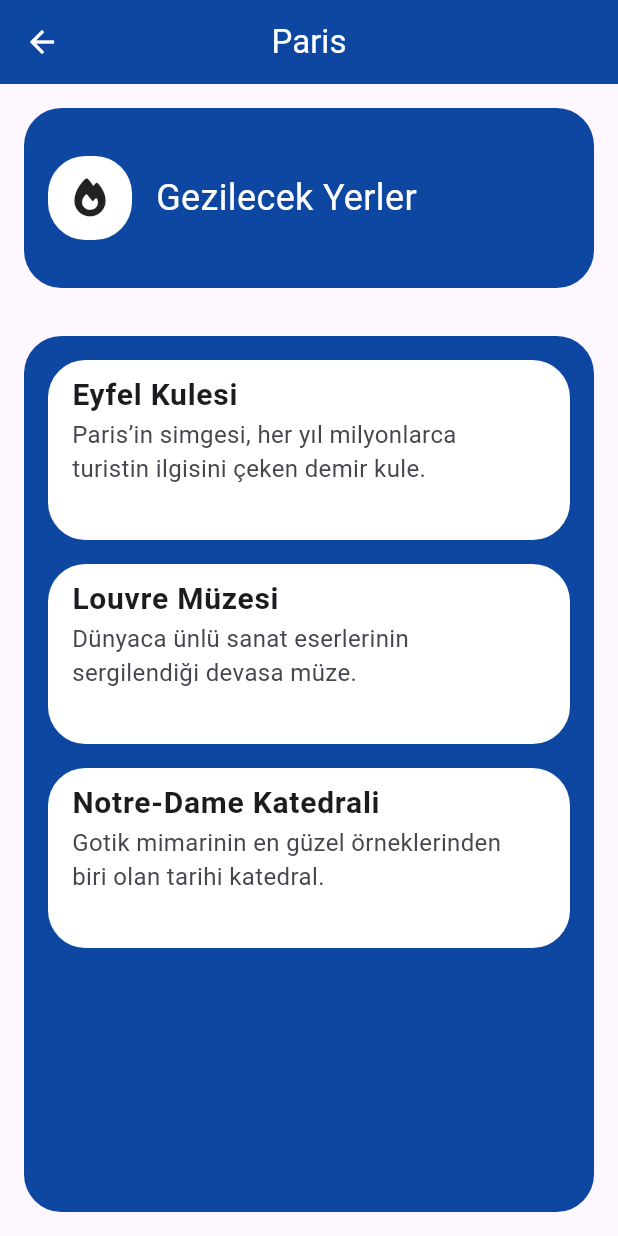
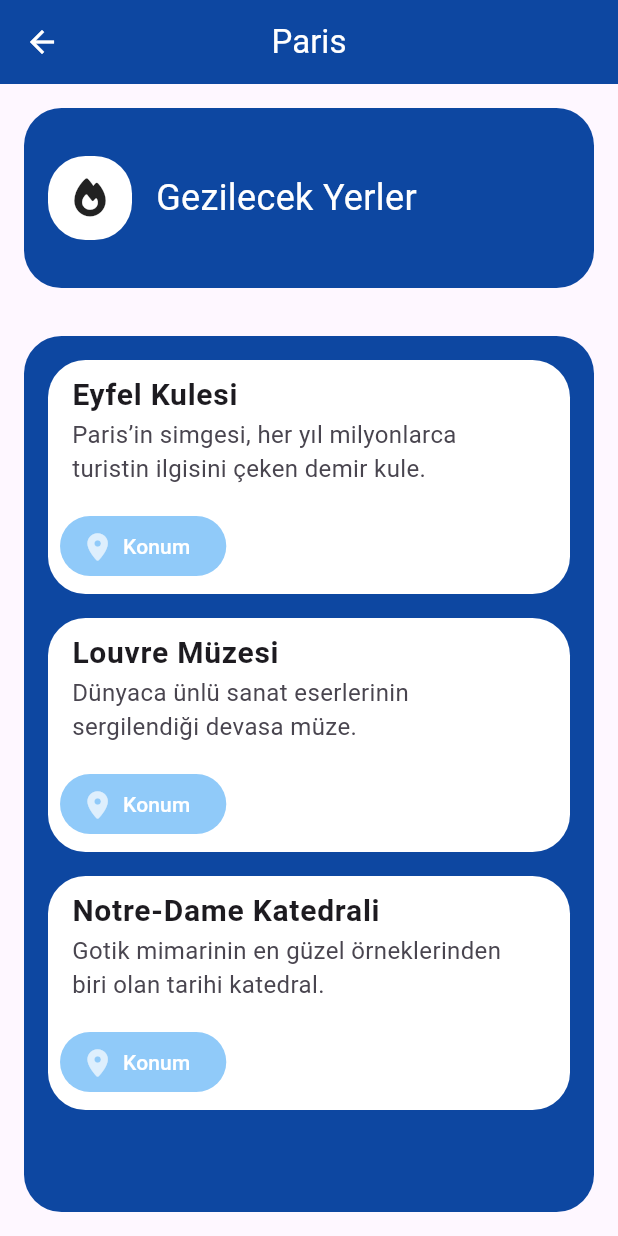
Before and after one commit to Berk2259/Gezinti, a Flutter app: the SehirDetail screen opened directly, on a phone screen of 412 x 824 dp. Run offline on Flutter 3.47's test engine with Material 3 defaults, Android fonts, the phone set to English and light mode, and no system bars; our stand-ins replace curved_navigation_bar, font_awesome_flutter.

Commit message:
konum yönlendirme butonu yapıldı

```diff
--- a/lib/Detail/sehir_detail.dart
+++ b/lib/Detail/sehir_detail.dart
@@ -2,11 +2,24 @@ import 'package:flutter/material.dart';
 import 'package:font_awesome_flutter/font_awesome_flutter.dart';
 import 'package:gezinti/Model/model.dart';
 import 'package:gezinti/Widget/widget.dart';
+import 'package:url_launcher/url_launcher.dart';
 
 //Her şehir için oraya ait yerlerin yapısal özellikleri burada tanımlandı
 class SehirDetail extends StatelessWidget {
   final UlkeSehirModel sehir;
   const SehirDetail({super.key, required this.sehir});
+
+  Future<void> _openGoogleMaps(double lat, double lng) async {
+    final Uri googleUrl = Uri.parse(
+      'https://www.google.com/maps/search/?api=1&query=$lat,$lng',
+    );
+
+    if (await canLaunchUrl(googleUrl)) {
+      await launchUrl(googleUrl, mode: LaunchMode.externalApplication);
+    } else {
+      debugPrint('URL açılamıyor: $googleUrl');
+    }
+  }
 
   @override
   Widget build(BuildContext context) {
@@ -66,12 +79,14 @@ class SehirDetail extends StatelessWidget {
                       padding: const EdgeInsets.fromLTRB(16, 16, 16, 0),
                       child: Container(
                         width: double.infinity,
-                        height: 120,
                         decoration: BoxDecoration(
                           borderRadius: BorderRadius.circular(25),
                           color: Colors.white,
                         ),
-                        child: ListTile(
+                        child: Column(
+                          crossAxisAlignment: CrossAxisAlignment.start,
+                          children: [
+                            ListTile(
                               title: Text(
                                 sehir.gezilecekYerler[index],
                                 style: TextStyle(
@@ -83,6 +98,30 @@ class SehirDetail extends StatelessWidget {
                                 sehir.aciklamalar[index],
                                 style: TextStyle(fontSize: 16),
                               ),
+                            ),
+                            Padding(
+                              padding: const EdgeInsets.all(8.0),
+                              child: ElevatedButton.icon(
+                                onPressed: (index < sehir.enlem.length && index < sehir.boylam.length)
+                                    ? () => _openGoogleMaps(
+                                          sehir.enlem[index],
+                                          sehir.boylam[index],
+                                        )
+                                    : null,
+                                label: Text(
+                                  'Konum',
+                                  style: TextStyle(color: Colors.white),
+                                ),
+                                icon: Icon(FontAwesomeIcons.locationDot),
+                                style: ElevatedButton.styleFrom(
+                                  iconColor: Colors.white,
+                                  backgroundColor: Colors.blue.shade900,
+                                  disabledBackgroundColor: Colors.blue.shade200,
+                                  disabledForegroundColor: Colors.white70,
+                                ),
+                              ),
+                            ),
+                          ],
                         ),
                       ),
                     );
@@ -96,24 +135,3 @@ class SehirDetail extends StatelessWidget {
     );
   }
 }
-
-/*
-Padding(
-        padding: const EdgeInsets.all(16.0),
-        child: ListView.builder(
-          itemCount: sehir.gezilecekYerler.length,
-          itemBuilder: (context, index) {
-            return Card(
-              margin: EdgeInsets.only(bottom: 12),
-              child: ListTile(
-                title: Text(
-                  sehir.gezilecekYerler[index],
-                  style: TextStyle(fontWeight: FontWeight.bold),
-                ),
-                subtitle: Text(sehir.aciklamalar[index]),
-              ),
-            );
-          },
-        ),
-      ),
-*/
--- a/lib/Model/ulke_sehir_model.dart
+++ b/lib/Model/ulke_sehir_model.dart
@@ -6,11 +6,15 @@ class UlkeSehirModel {
   final String sehirIsim;
   final List<String> gezilecekYerler;
   final List<String> aciklamalar;
+  final List<double> enlem;
+  final List<double> boylam;
 
   UlkeSehirModel({
     this.sehirNumara,
     required this.sehirIsim,
     required this.gezilecekYerler,
     required this.aciklamalar,
+    required this.enlem,
+    required this.boylam,
   });
 }
--- a/pubspec.yaml
+++ b/pubspec.yaml
@@ -36,6 +36,8 @@ dependencies:
   cupertino_icons: ^1.0.8
   curved_navigation_bar: ^1.0.6
   font_awesome_flutter: ^10.9.1
+  url_launcher: ^6.3.2
+
 dev_dependencies:
   flutter_test:
     sdk: flutter
```
Also changed, not shown: lib/Model/sehirler_data_model.dart (+15 -3 lines), pubspec.lock, 11 other files. Lines whose indentation alone changed are shown as unchanged.
